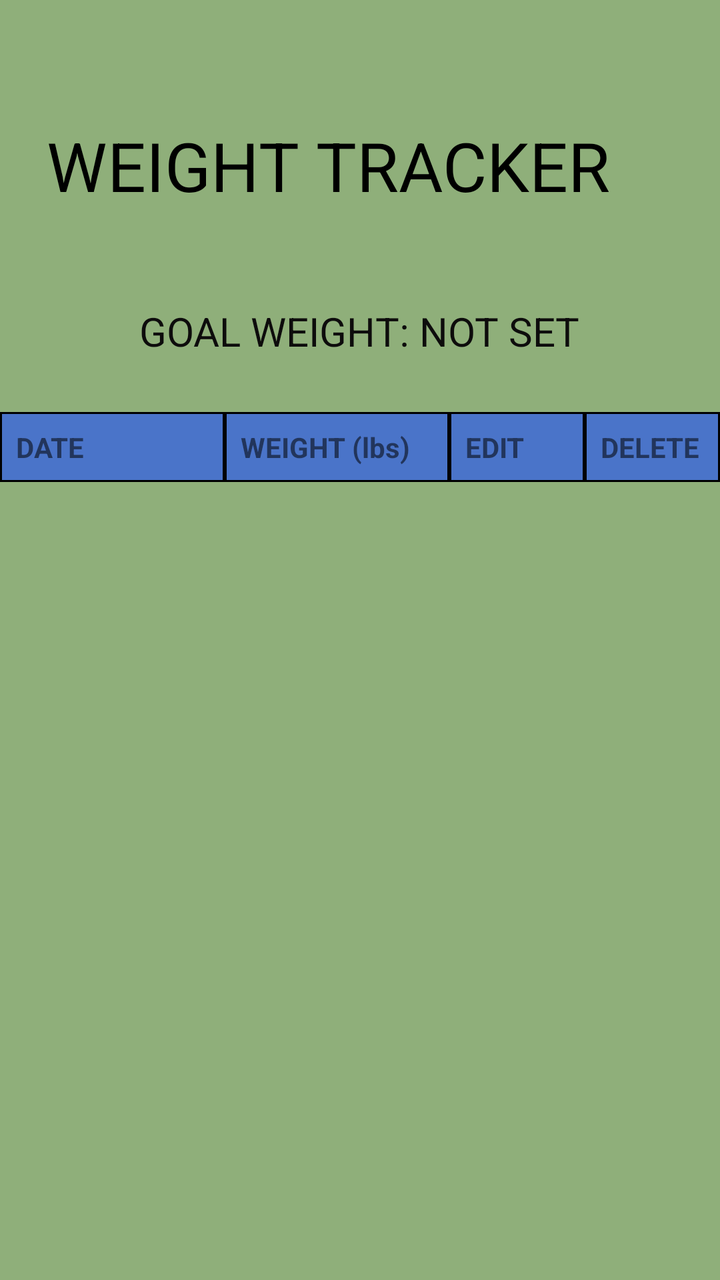
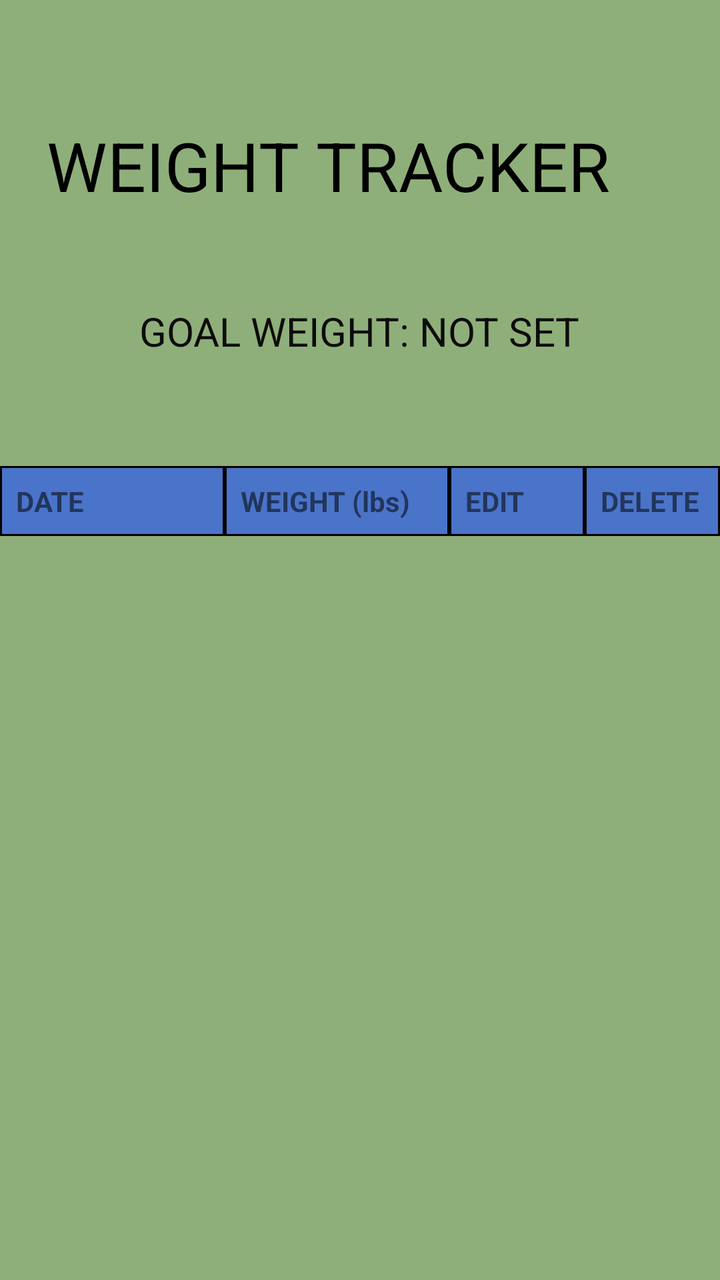

An Android layout rendered at two revisions. The XML below is the earlier revision; the diff shows what the commit changed to produce the second picture.
<!-- AndroidManifest.xml: application theme Theme.WeightTrackerApp -->
<!-- res/layout/activity_data.xml -->
<?xml version="1.0" encoding="utf-8"?>
<androidx.constraintlayout.widget.ConstraintLayout xmlns:android="http://schemas.android.com/apk/res/android"
    xmlns:app="http://schemas.android.com/apk/res-auto"
    xmlns:tools="http://schemas.android.com/tools"
    android:layout_width="match_parent"
    android:layout_height="match_parent"
    android:background="@color/green_bg">

    

    <TextView
        android:id="@+id/apptitle"
        android:layout_width="312dp"
        android:layout_height="72dp"
        android:layout_marginTop="60dp"
        android:layout_marginEnd="38dp"
        android:text="WEIGHT TRACKER"
        android:textAlignment="center"
        android:textColor="#000000"
        android:textSize="34sp"
        app:layout_constraintEnd_toEndOf="parent"
        app:layout_constraintHorizontal_bias="0.803"
        app:layout_constraintStart_toStartOf="parent"
        app:layout_constraintTop_toTopOf="parent" />

    

    <Button
        android:id="@+id/addtodaysweightbutton"
        android:layout_width="187dp"
        android:layout_height="67dp"
        android:layout_marginStart="2dp"
        android:layout_marginTop="604dp"
        android:layout_marginEnd="222dp"
        android:layout_marginBottom="60dp"
        android:backgroundTint="@color/blue_btn"
        android:text="ADD TODAYS WEIGHT"
        android:textColor="@color/black"
        app:layout_constraintBottom_toBottomOf="parent"
        app:layout_constraintEnd_toEndOf="parent"
        app:layout_constraintStart_toStartOf="parent"
        app:layout_constraintTop_toTopOf="parent" />

    
    <Button
        android:id="@+id/goalweightbutton"
        android:layout_width="187dp"
        android:layout_height="67dp"
        android:layout_marginStart="223dp"
        android:layout_marginTop="604dp"
        android:layout_marginEnd="1dp"
        android:layout_marginBottom="60dp"
        android:backgroundTint="@color/blue_btn"
        android:text="ADD GOAL WEIGHT"
        android:textColor="@color/black"
        app:layout_constraintBottom_toBottomOf="parent"
        app:layout_constraintEnd_toEndOf="parent"
        app:layout_constraintStart_toStartOf="parent"
        app:layout_constraintTop_toTopOf="parent" />

    

    <TextView
        android:id="@+id/goalView"
        android:layout_width="264dp"
        android:layout_height="38dp"
        android:layout_marginTop="20dp"
        android:text="GOAL WEIGHT: NOT SET"
        android:textAlignment="center"
        android:textColor="#0D0C0C"
        android:textSize="20sp"
        app:layout_constraintEnd_toEndOf="parent"
        app:layout_constraintHorizontal_bias="0.496"
        app:layout_constraintStart_toStartOf="parent"
        app:layout_constraintTop_toBottomOf="@+id/apptitle" />

    
    
    
    <LinearLayout
        android:id="@+id/headerRow"
        android:layout_width="0dp"
        android:layout_height="wrap_content"
        android:layout_marginTop="16dp"
        android:orientation="horizontal"
        app:layout_constraintEnd_toEndOf="parent"
        app:layout_constraintStart_toStartOf="parent"
        app:layout_constraintTop_toBottomOf="@+id/goalView">

        <TextView
            android:layout_width="0dp"
            android:layout_height="wrap_content"
            android:layout_weight="2"
            android:background="@drawable/cell_border"
            android:padding="8dp"
            android:text="DATE"
            android:textStyle="bold" />

        <TextView
            android:layout_width="0dp"
            android:layout_height="wrap_content"
            android:layout_weight="2"
            android:background="@drawable/cell_border"
            android:padding="8dp"
            android:text="WEIGHT (lbs)"
            android:textStyle="bold" />

        <TextView
            android:layout_width="0dp"
            android:layout_height="wrap_content"
            android:layout_weight="1.2"
            android:background="@drawable/cell_border"
            android:padding="8dp"
            android:text="EDIT"
            android:textStyle="bold" />

        <TextView
            android:layout_width="0dp"
            android:layout_height="wrap_content"
            android:layout_weight="1.2"
            android:background="@drawable/cell_border"
            android:padding="8dp"
            android:text="DELETE"
            android:textStyle="bold" />
    </LinearLayout>

    
    <androidx.recyclerview.widget.RecyclerView
        android:id="@+id/weightList"
        android:layout_width="0dp"
        android:layout_height="0dp"
        android:layout_marginBottom="16dp"
        app:layout_constraintBottom_toTopOf="@+id/addtodaysweightbutton"
        app:layout_constraintEnd_toEndOf="parent"
        app:layout_constraintStart_toStartOf="parent"
        app:layout_constraintTop_toBottomOf="@+id/headerRow" />
</androidx.constraintlayout.widget.ConstraintLayout>
<!-- resources referenced by this layout -->
<resources>
  <color name="black">#FF000000</color>
  <color name="blue_btn">#4A74C9</color>
  <color name="green_bg">#8FAF7A</color>
  <!-- drawable cell_border (drawable) -->
  <?xml version="1.0" encoding="utf-8"?>
  <shape xmlns:android="http://schemas.android.com/apk/res/android" android:shape="rectangle">
      <solid android:color="@color/blue_btn" />
      <stroke android:width="1dp" android:color="@color/black" />
  </shape>
  <style name="Theme.WeightTrackerApp" parent="Theme.AppCompat.Light.NoActionBar" />
</resources>

<!-- the commit's change to res/layout/activity_data.xml (unified diff, before → after) -->
@@ -1,4 +1,5 @@
 <?xml version="1.0" encoding="utf-8"?>
+
 <androidx.constraintlayout.widget.ConstraintLayout xmlns:android="http://schemas.android.com/apk/res/android"
     xmlns:app="http://schemas.android.com/apk/res-auto"
     xmlns:tools="http://schemas.android.com/tools"
@@ -74,6 +75,18 @@
         app:layout_constraintStart_toStartOf="parent"
         app:layout_constraintTop_toBottomOf="@+id/apptitle" />
 
+    <TextView
+        android:id="@+id/summaryView"
+        android:layout_width="0dp"
+        android:layout_height="wrap_content"
+        android:layout_marginTop="8dp"
+        android:gravity="center"
+        android:textColor="#0D0C0C"
+        android:textSize="14sp"
+        app:layout_constraintEnd_toEndOf="parent"
+        app:layout_constraintStart_toStartOf="parent"
+        app:layout_constraintTop_toBottomOf="@+id/goalView" />
+
     
     
     
@@ -85,7 +98,7 @@
         android:orientation="horizontal"
         app:layout_constraintEnd_toEndOf="parent"
         app:layout_constraintStart_toStartOf="parent"
-        app:layout_constraintTop_toBottomOf="@+id/goalView">
+        app:layout_constraintTop_toBottomOf="@+id/summaryView">
 
         <TextView
             android:layout_width="0dp"
